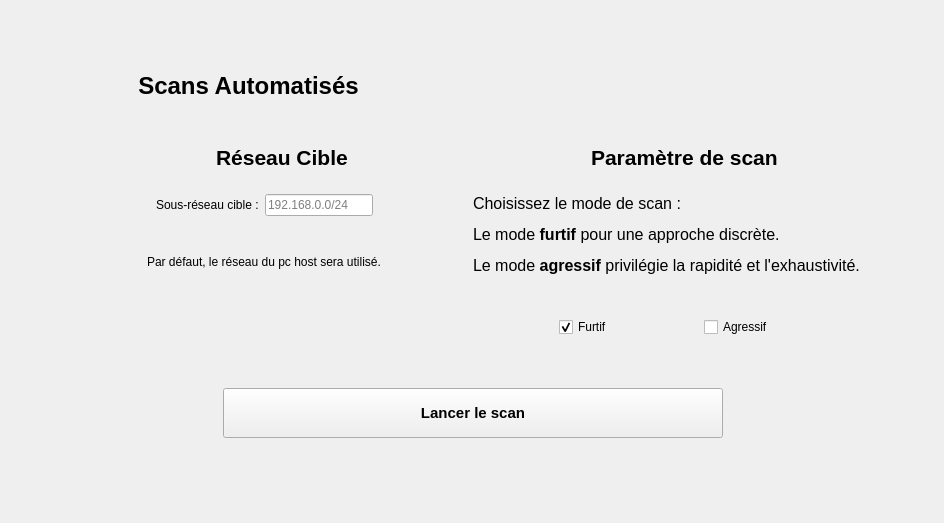
The window that app/interface/ui/ScanInterface.ui (KarimGhazlaoui/ASI-M1CB-PenToolBox) describes before a commit, drawn with Qt 5.
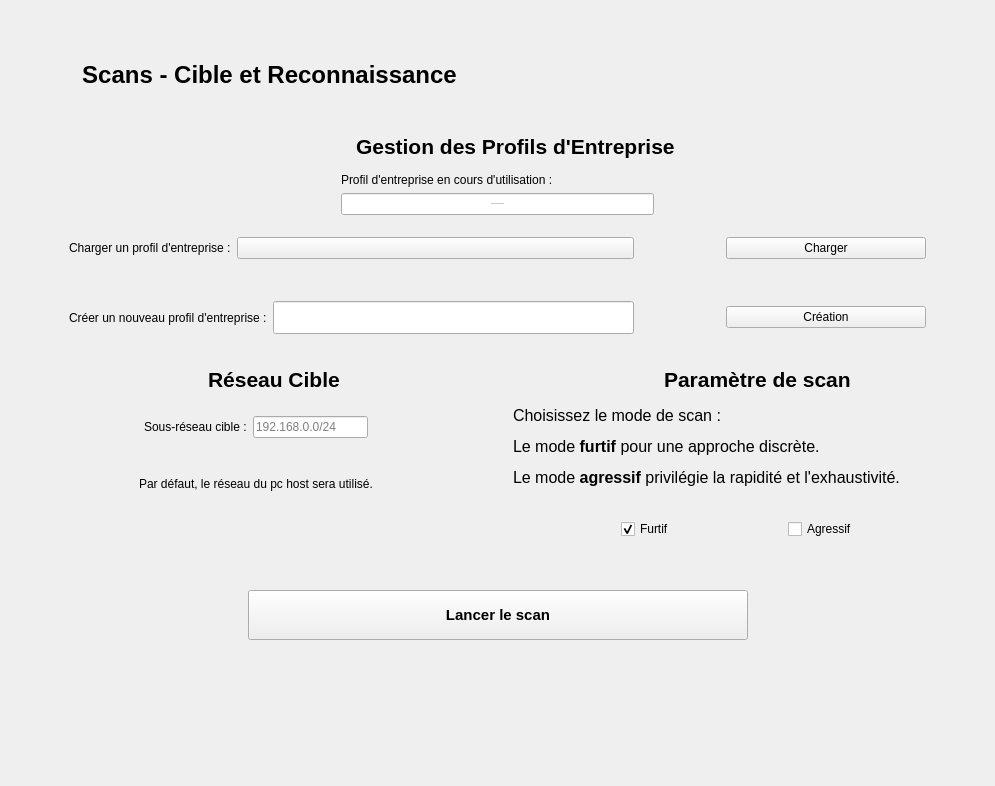
The same window after the commit. Icons and pictures are not drawn. Custom widgets are drawn as their Qt base class.

```diff
--- a/app/interface/ui/ScanInterface.ui
+++ b/app/interface/ui/ScanInterface.ui
@@ -6,22 +6,26 @@
    <rect>
     <x>0</x>
     <y>0</y>
-    <width>944</width>
-    <height>523</height>
+    <width>995</width>
+    <height>786</height>
    </rect>
   </property>
+  <property name="minimumSize">
+   <size>
+    <width>942</width>
+    <height>711</height>
+   </size>
+  </property>
   <property name="maximumSize">
    <size>
-    <width>1500</width>
-    <height>800</height>
+    <width>9999</width>
+    <height>9999</height>
    </size>
   </property>
   <property name="windowTitle">
    <string>Form</string>
   </property>
-  <layout class="QVBoxLayout" name="verticalLayout_2">
-   <item>
-    <layout class="QGridLayout" name="gridLayout" rowstretch="0,0,0" columnstretch="0,0,0">
+  <layout class="QGridLayout" name="gridLayout">
      <property name="leftMargin">
       <number>20</number>
      </property>
@@ -37,33 +41,7 @@
      <property name="spacing">
       <number>12</number>
      </property>
-     <item row="1" column="0">
-      <spacer name="horizontalSpacer_11">
-       <property name="orientation">
-        <enum>Qt::Horizontal</enum>
-       </property>
-       <property name="sizeHint" stdset="0">
-        <size>
-         <width>40</width>
-         <height>20</height>
-        </size>
-       </property>
-      </spacer>
-     </item>
-     <item row="1" column="2">
-      <spacer name="horizontalSpacer_12">
-       <property name="orientation">
-        <enum>Qt::Horizontal</enum>
-       </property>
-       <property name="sizeHint" stdset="0">
-        <size>
-         <width>40</width>
-         <height>20</height>
-        </size>
-       </property>
-      </spacer>
-     </item>
-     <item row="2" column="1">
+   <item row="3" column="0" colspan="2">
       <layout class="QHBoxLayout" name="horizontalLayout_6">
        <property name="topMargin">
         <number>10</number>
@@ -125,86 +103,15 @@
        </item>
       </layout>
      </item>
-     <item row="0" column="1">
-      <layout class="QHBoxLayout" name="horizontalLayout">
-       <property name="topMargin">
-        <number>10</number>
-       </property>
-       <property name="bottomMargin">
-        <number>10</number>
-       </property>
-       <item>
-        <widget class="IconWidget" name="IconWidget_3">
-         <property name="minimumSize">
-          <size>
-           <width>50</width>
-           <height>50</height>
-          </size>
-         </property>
-         <property name="maximumSize">
-          <size>
-           <width>50</width>
-           <height>50</height>
-          </size>
-         </property>
-         <property name="icon">
-          <iconset resource="../../resource/resource.qrc">
-           <normaloff>:/images/scaninterfaceicon.png</normaloff>:/images/scaninterfaceicon.png</iconset>
-         </property>
-        </widget>
-       </item>
-       <item>
-        <widget class="StrongBodyLabel" name="StrongBodyLabel">
-         <property name="font">
-          <font>
-           <pointsize>18</pointsize>
-           <weight>75</weight>
-           <bold>true</bold>
-          </font>
-         </property>
-         <property name="text">
-          <string>Scans Automatisés</string>
-         </property>
-         <property name="alignment">
-          <set>Qt::AlignCenter</set>
-         </property>
-        </widget>
-       </item>
-       <item>
-        <spacer name="horizontalSpacer_2">
-         <property name="orientation">
-          <enum>Qt::Horizontal</enum>
-         </property>
-         <property name="sizeHint" stdset="0">
-          <size>
-           <width>40</width>
-           <height>20</height>
-          </size>
-         </property>
-        </spacer>
-       </item>
-      </layout>
-     </item>
-     <item row="1" column="1">
-      <layout class="QGridLayout" name="gridLayout_2" rowstretch="0" columnstretch="0,0,0">
-       <property name="topMargin">
-        <number>0</number>
-       </property>
-       <property name="rightMargin">
-        <number>0</number>
-       </property>
-       <property name="bottomMargin">
-        <number>0</number>
-       </property>
-       <item row="0" column="1">
+   <item row="2" column="0">
         <widget class="CardWidget" name="reseauciblecard">
          <property name="enabled">
           <bool>true</bool>
          </property>
          <property name="minimumSize">
           <size>
-           <width>376</width>
-           <height>233</height>
+       <width>0</width>
+       <height>0</height>
           </size>
          </property>
          <property name="borderRadius">
@@ -406,12 +313,463 @@
          </layout>
         </widget>
        </item>
-       <item row="0" column="2">
+   <item row="0" column="0" colspan="2">
+    <layout class="QHBoxLayout" name="horizontalLayout">
+     <property name="topMargin">
+      <number>10</number>
+     </property>
+     <property name="bottomMargin">
+      <number>10</number>
+     </property>
+     <item>
+      <widget class="IconWidget" name="IconWidget_3">
+       <property name="minimumSize">
+        <size>
+         <width>50</width>
+         <height>50</height>
+        </size>
+       </property>
+       <property name="maximumSize">
+        <size>
+         <width>50</width>
+         <height>50</height>
+        </size>
+       </property>
+       <property name="icon">
+        <iconset resource="../../../../ASI-M1CB-PenToolBox-Interface/app/resource/resource.qrc">
+         <normaloff>:/images/scaninterfaceicon.png</normaloff>:/images/scaninterfaceicon.png</iconset>
+       </property>
+      </widget>
+     </item>
+     <item>
+      <widget class="StrongBodyLabel" name="StrongBodyLabel">
+       <property name="font">
+        <font>
+         <pointsize>18</pointsize>
+         <weight>75</weight>
+         <bold>true</bold>
+        </font>
+       </property>
+       <property name="text">
+        <string>Scans - Cible et Reconnaissance</string>
+       </property>
+       <property name="alignment">
+        <set>Qt::AlignCenter</set>
+       </property>
+      </widget>
+     </item>
+     <item>
+      <spacer name="horizontalSpacer_2">
+       <property name="orientation">
+        <enum>Qt::Horizontal</enum>
+       </property>
+       <property name="sizeHint" stdset="0">
+        <size>
+         <width>40</width>
+         <height>20</height>
+        </size>
+       </property>
+      </spacer>
+     </item>
+    </layout>
+   </item>
+   <item row="1" column="0" colspan="2">
+    <layout class="QGridLayout" name="gridLayout_5" rowstretch="0" columnstretch="0,0">
+     <property name="topMargin">
+      <number>0</number>
+     </property>
+     <property name="rightMargin">
+      <number>0</number>
+     </property>
+     <property name="bottomMargin">
+      <number>0</number>
+     </property>
+     <item row="0" column="1">
+      <widget class="CardWidget" name="reseauciblecard_2">
+       <property name="enabled">
+        <bool>true</bool>
+       </property>
+       <property name="minimumSize">
+        <size>
+         <width>0</width>
+         <height>0</height>
+        </size>
+       </property>
+       <property name="borderRadius">
+        <number>10</number>
+       </property>
+       <layout class="QVBoxLayout" name="verticalLayout_9">
+        <item>
+         <layout class="QVBoxLayout" name="verticalLayout_10">
+          <item>
+           <layout class="QHBoxLayout" name="horizontalLayout_8">
+            <property name="leftMargin">
+             <number>0</number>
+            </property>
+            <property name="topMargin">
+             <number>0</number>
+            </property>
+            <property name="rightMargin">
+             <number>0</number>
+            </property>
+            <property name="bottomMargin">
+             <number>0</number>
+            </property>
+            <item>
+             <spacer name="horizontalSpacer_18">
+              <property name="orientation">
+               <enum>Qt::Horizontal</enum>
+              </property>
+              <property name="sizeHint" stdset="0">
+               <size>
+                <width>40</width>
+                <height>20</height>
+               </size>
+              </property>
+             </spacer>
+            </item>
+            <item>
+             <widget class="IconWidget" name="IconWidget_4">
+              <property name="sizePolicy">
+               <sizepolicy hsizetype="Preferred" vsizetype="Preferred">
+                <horstretch>30</horstretch>
+                <verstretch>30</verstretch>
+               </sizepolicy>
+              </property>
+              <property name="minimumSize">
+               <size>
+                <width>30</width>
+                <height>30</height>
+               </size>
+              </property>
+              <property name="maximumSize">
+               <size>
+                <width>30</width>
+                <height>30</height>
+               </size>
+              </property>
+              <property name="icon">
+               <iconset resource="../../../../ASI-M1CB-PenToolBox-Interface/app/resource/resource.qrc">
+                <normaloff>:/images/target.png</normaloff>:/images/target.png</iconset>
+              </property>
+             </widget>
+            </item>
+            <item>
+             <widget class="TitleLabel" name="TitleLabel_3">
+              <property name="font">
+               <font>
+                <pointsize>16</pointsize>
+                <weight>75</weight>
+                <bold>true</bold>
+               </font>
+              </property>
+              <property name="text">
+               <string>Gestion des Profils d'Entreprise</string>
+              </property>
+             </widget>
+            </item>
+            <item>
+             <spacer name="horizontalSpacer_19">
+              <property name="orientation">
+               <enum>Qt::Horizontal</enum>
+              </property>
+              <property name="sizeHint" stdset="0">
+               <size>
+                <width>40</width>
+                <height>20</height>
+               </size>
+              </property>
+             </spacer>
+            </item>
+           </layout>
+          </item>
+         </layout>
+        </item>
+        <item>
+         <widget class="HorizontalSeparator" name="HorizontalSeparator_4"/>
+        </item>
+        <item>
+         <layout class="QGridLayout" name="gridLayout_2">
+          <property name="topMargin">
+           <number>0</number>
+          </property>
+          <property name="bottomMargin">
+           <number>0</number>
+          </property>
+          <item row="1" column="0">
+           <spacer name="horizontalSpacer_25">
+            <property name="orientation">
+             <enum>Qt::Horizontal</enum>
+            </property>
+            <property name="sizeHint" stdset="0">
+             <size>
+              <width>40</width>
+              <height>20</height>
+             </size>
+            </property>
+           </spacer>
+          </item>
+          <item row="1" column="1">
+           <widget class="LineEdit" name="actualprofile">
+            <property name="font">
+             <font>
+              <pointsize>-1</pointsize>
+              <weight>75</weight>
+              <bold>true</bold>
+             </font>
+            </property>
+            <property name="text">
+             <string/>
+            </property>
+            <property name="alignment">
+             <set>Qt::AlignCenter</set>
+            </property>
+            <property name="readOnly">
+             <bool>true</bool>
+            </property>
+            <property name="placeholderText">
+             <string>Merci de charger un profil</string>
+            </property>
+           </widget>
+          </item>
+          <item row="0" column="1">
+           <widget class="BodyLabel" name="BodyLabel_6">
+            <property name="text">
+             <string>Profil d'entreprise en cours d'utilisation :</string>
+            </property>
+           </widget>
+          </item>
+          <item row="1" column="2">
+           <spacer name="horizontalSpacer_26">
+            <property name="orientation">
+             <enum>Qt::Horizontal</enum>
+            </property>
+            <property name="sizeHint" stdset="0">
+             <size>
+              <width>40</width>
+              <height>20</height>
+             </size>
+            </property>
+           </spacer>
+          </item>
+         </layout>
+        </item>
+        <item>
+         <widget class="HorizontalSeparator" name="HorizontalSeparator_6"/>
+        </item>
+        <item>
+         <layout class="QHBoxLayout" name="horizontalLayout_9">
+          <property name="topMargin">
+           <number>10</number>
+          </property>
+          <property name="bottomMargin">
+           <number>20</number>
+          </property>
+          <item>
+           <spacer name="horizontalSpacer_22">
+            <property name="orientation">
+             <enum>Qt::Horizontal</enum>
+            </property>
+            <property name="sizeHint" stdset="0">
+             <size>
+              <width>40</width>
+              <height>20</height>
+             </size>
+            </property>
+           </spacer>
+          </item>
+          <item>
+           <widget class="BodyLabel" name="BodyLabel_4">
+            <property name="text">
+             <string>Charger un profil d'entreprise :</string>
+            </property>
+           </widget>
+          </item>
+          <item>
+           <widget class="ComboBox" name="loadprofile">
+            <property name="sizePolicy">
+             <sizepolicy hsizetype="Expanding" vsizetype="Preferred">
+              <horstretch>255</horstretch>
+              <verstretch>0</verstretch>
+             </sizepolicy>
+            </property>
+            <property name="minimumSize">
+             <size>
+              <width>300</width>
+              <height>0</height>
+             </size>
+            </property>
+           </widget>
+          </item>
+          <item>
+           <spacer name="horizontalSpacer_11">
+            <property name="orientation">
+             <enum>Qt::Horizontal</enum>
+            </property>
+            <property name="sizeHint" stdset="0">
+             <size>
+              <width>40</width>
+              <height>20</height>
+             </size>
+            </property>
+           </spacer>
+          </item>
+          <item>
+           <widget class="VerticalSeparator" name="VerticalSeparator"/>
+          </item>
+          <item>
+           <spacer name="horizontalSpacer">
+            <property name="orientation">
+             <enum>Qt::Horizontal</enum>
+            </property>
+            <property name="sizeHint" stdset="0">
+             <size>
+              <width>40</width>
+              <height>20</height>
+             </size>
+            </property>
+           </spacer>
+          </item>
+          <item>
+           <widget class="PushButton" name="chargementprofile">
+            <property name="minimumSize">
+             <size>
+              <width>200</width>
+              <height>0</height>
+             </size>
+            </property>
+            <property name="text">
+             <string>Charger</string>
+            </property>
+           </widget>
+          </item>
+          <item>
+           <spacer name="horizontalSpacer_21">
+            <property name="orientation">
+             <enum>Qt::Horizontal</enum>
+            </property>
+            <property name="sizeHint" stdset="0">
+             <size>
+              <width>40</width>
+              <height>20</height>
+             </size>
+            </property>
+           </spacer>
+          </item>
+         </layout>
+        </item>
+        <item>
+         <widget class="HorizontalSeparator" name="HorizontalSeparator_5"/>
+        </item>
+        <item>
+         <layout class="QHBoxLayout" name="horizontalLayout_10">
+          <property name="topMargin">
+           <number>10</number>
+          </property>
+          <item>
+           <spacer name="horizontalSpacer_24">
+            <property name="orientation">
+             <enum>Qt::Horizontal</enum>
+            </property>
+            <property name="sizeHint" stdset="0">
+             <size>
+              <width>40</width>
+              <height>20</height>
+             </size>
+            </property>
+           </spacer>
+          </item>
+          <item>
+           <widget class="BodyLabel" name="BodyLabel_5">
+            <property name="text">
+             <string>Créer un nouveau profil d'entreprise :</string>
+            </property>
+           </widget>
+          </item>
+          <item>
+           <widget class="LineEdit" name="createprofile">
+            <property name="sizePolicy">
+             <sizepolicy hsizetype="Expanding" vsizetype="Fixed">
+              <horstretch>255</horstretch>
+              <verstretch>0</verstretch>
+             </sizepolicy>
+            </property>
+            <property name="minimumSize">
+             <size>
+              <width>300</width>
+              <height>33</height>
+             </size>
+            </property>
+           </widget>
+          </item>
+          <item>
+           <spacer name="horizontalSpacer_12">
+            <property name="orientation">
+             <enum>Qt::Horizontal</enum>
+            </property>
+            <property name="sizeHint" stdset="0">
+             <size>
+              <width>40</width>
+              <height>20</height>
+             </size>
+            </property>
+           </spacer>
+          </item>
+          <item>
+           <widget class="VerticalSeparator" name="VerticalSeparator_2"/>
+          </item>
+          <item>
+           <spacer name="horizontalSpacer_20">
+            <property name="orientation">
+             <enum>Qt::Horizontal</enum>
+            </property>
+            <property name="sizeHint" stdset="0">
+             <size>
+              <width>40</width>
+              <height>20</height>
+             </size>
+            </property>
+           </spacer>
+          </item>
+          <item>
+           <widget class="PushButton" name="boutonprofilecreation">
+            <property name="minimumSize">
+             <size>
+              <width>200</width>
+              <height>0</height>
+             </size>
+            </property>
+            <property name="text">
+             <string>Création</string>
+            </property>
+           </widget>
+          </item>
+          <item>
+           <spacer name="horizontalSpacer_23">
+            <property name="orientation">
+             <enum>Qt::Horizontal</enum>
+            </property>
+            <property name="sizeHint" stdset="0">
+             <size>
+              <width>40</width>
+              <height>20</height>
+             </size>
+            </property>
+           </spacer>
+          </item>
+         </layout>
+        </item>
+       </layout>
+      </widget>
+     </item>
+    </layout>
+   </item>
+   <item row="2" column="1">
         <widget class="CardWidget" name="CardWidget">
          <property name="minimumSize">
           <size>
-           <width>398</width>
-           <height>233</height>
+       <width>0</width>
+       <height>0</height>
           </size>
          </property>
          <property name="borderRadius">
@@ -593,11 +951,7 @@
          <zorder>HorizontalSeparator</zorder>
         </widget>
        </item>
-      </layout>
-     </item>
-    </layout>
-   </item>
-   <item>
+   <item row="4" column="0">
     <spacer name="verticalSpacer">
      <property name="orientation">
       <enum>Qt::Vertical</enum>
@@ -618,6 +972,11 @@
    <extends>QCheckBox</extends>
    <header>qfluentwidgets</header>
   </customwidget>
+  <customwidget>
+   <class>ComboBox</class>
+   <extends>QPushButton</extends>
+   <header>qfluentwidgets</header>
+  </customwidget>
   <customwidget>
    <class>PushButton</class>
    <extends>QPushButton</extends>
@@ -638,6 +997,11 @@
    <extends>QWidget</extends>
    <header>qfluentwidgets</header>
   </customwidget>
+  <customwidget>
+   <class>VerticalSeparator</class>
+   <extends>QWidget</extends>
+   <header>qfluentwidgets</header>
+  </customwidget>
   <customwidget>
    <class>CardWidget</class>
    <extends>QFrame</extends>
```
Left out of the diff: 6 changed lines with no effect on the pictures. Lines whose indentation alone changed are shown as unchanged.
